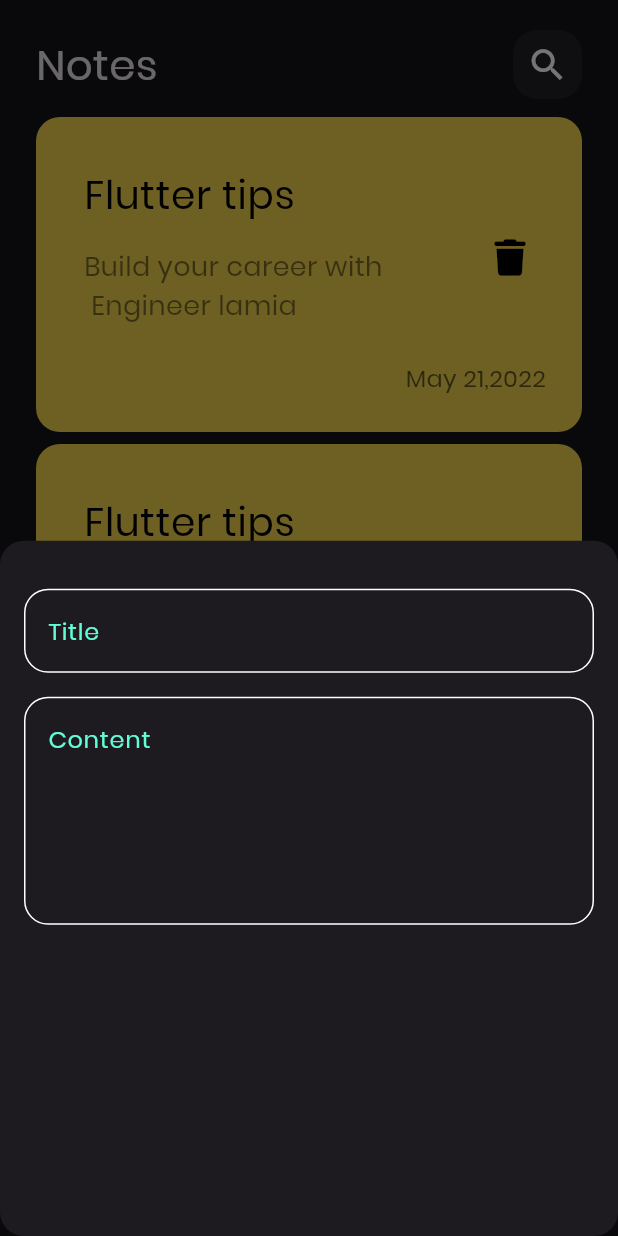
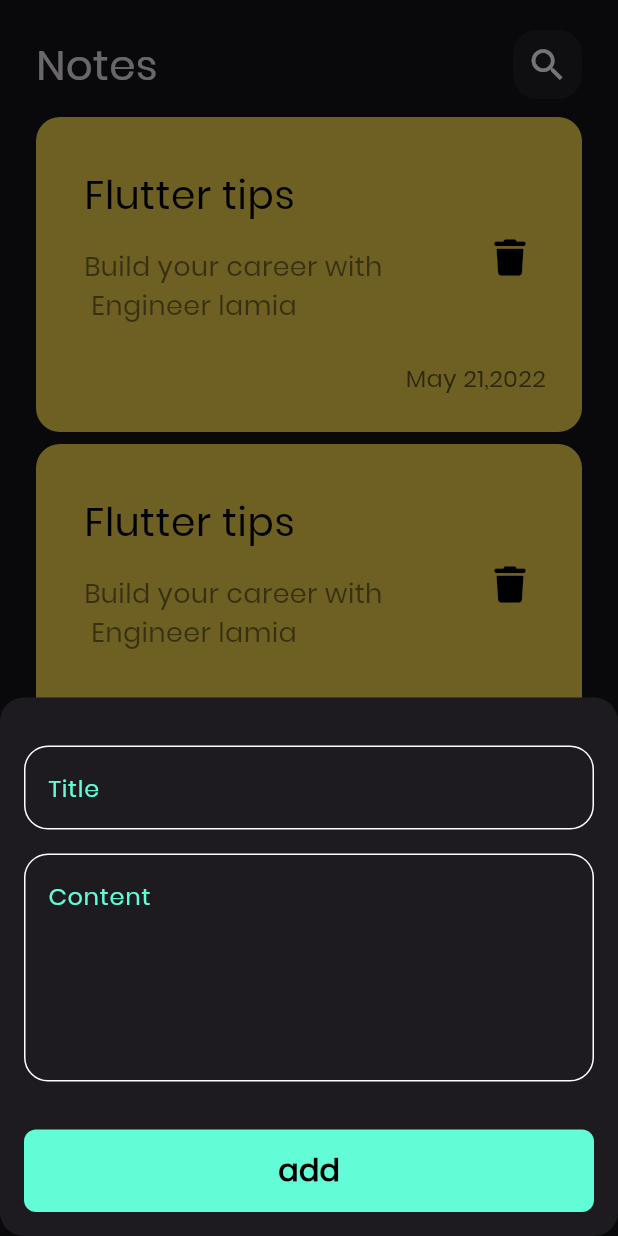
Before and after one commit to LamiaAlariqi/notes_app, a Flutter app: the screen it shows after launch, after a tap on the "add" icon, on a phone screen of 412 x 824 dp. Run offline on Flutter 3.47's test engine with Material 3 defaults, Android fonts, the phone set to English and light mode, and no system bars; our stand-ins replace font_awesome_flutter.

Commit message:
Finish Notes button sheet

```diff
--- a/lib/Wegets/addnotebuttonsheet.dart
+++ b/lib/Wegets/addnotebuttonsheet.dart
@@ -1,4 +1,5 @@
  import 'package:flutter/material.dart';
+import 'package:notes_app/Wegets/customButton.dart';
 import 'package:notes_app/Wegets/customTextfield.dart';
 
 class addnotebuttonsheet extends StatelessWidget {
@@ -8,13 +9,18 @@ class addnotebuttonsheet extends StatelessWidget {
   Widget build(BuildContext context) {
     return Padding(
       padding: const EdgeInsets.symmetric(horizontal: 16),
+      child: SingleChildScrollView(
         child: Column(
           children:  [
             SizedBox(height: 32,),
             customTextfield(hint: 'Title',),
             SizedBox(height: 16,),
-          customTextfield(hint: 'Content',maxline: 5,)
+            customTextfield(hint: 'Content',maxline: 5,),
+              SizedBox(height: 32,),
+            custombutton(),
+            SizedBox(height: 16,),
           ],
+        ),
       ),
     );
   }
--- /dev/null
+++ b/lib/Wegets/customButton.dart
@@ -0,0 +1,21 @@
+import 'package:flutter/material.dart';
+import 'package:notes_app/Wegets/constants.dart';
+
+class custombutton extends StatelessWidget {
+  const custombutton({super.key});
+
+  @override
+  Widget build(BuildContext context) {
+    return Container(
+      width: MediaQuery.of(context).size.width,
+      height: 55,
+      decoration: BoxDecoration(
+        color: Kprimarycolor,
+        borderRadius: BorderRadius.circular(8)
+      ),
+      child:const Center(
+        child: Text("add",style: TextStyle(color: Colors.black,fontSize: 20,fontWeight: FontWeight.bold),),
+      ),
+    );
+  }
+}
```
Lines whose indentation alone changed are shown as unchanged.
